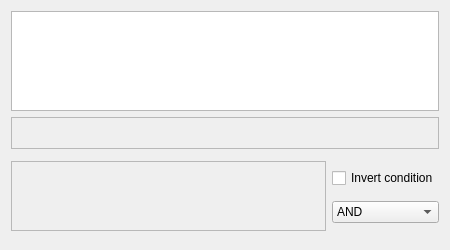
Before: the Qt Designer form src/dialogs/EditFilterDialog.ui in netrunner-debian-kde-extras/amarok, drawn with Qt 5.
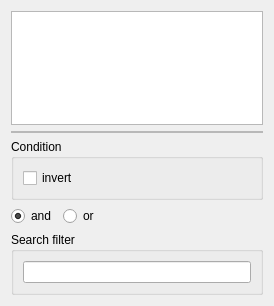
After: the same form once the commit is applied. Custom widgets are drawn as their Qt base class.

Diff of the .ui file:
```diff
--- a/src/dialogs/EditFilterDialog.ui
+++ b/src/dialogs/EditFilterDialog.ui
@@ -6,195 +6,137 @@
    <rect>
     <x>0</x>
     <y>0</y>
-    <width>450</width>
-    <height>250</height>
+    <width>274</width>
+    <height>306</height>
    </rect>
   </property>
-  <property name="sizePolicy">
-   <sizepolicy hsizetype="Preferred" vsizetype="Preferred">
-    <horstretch>0</horstretch>
-    <verstretch>0</verstretch>
-   </sizepolicy>
-  </property>
-  <property name="minimumSize">
-   <size>
-    <width>450</width>
-    <height>250</height>
-   </size>
-  </property>
-  <property name="baseSize">
-   <size>
-    <width>625</width>
-    <height>500</height>
-   </size>
-  </property>
-  <layout class="QVBoxLayout" name="verticalLayout_2">
+  <layout class="QVBoxLayout" name="verticalLayout_2" stretch="1,0,0,0,0">
    <item>
     <widget class="TokenPool" name="tpTokenPool">
      <property name="sizePolicy">
-      <sizepolicy hsizetype="Expanding" vsizetype="Maximum">
+      <sizepolicy hsizetype="Expanding" vsizetype="Preferred">
        <horstretch>0</horstretch>
        <verstretch>0</verstretch>
       </sizepolicy>
      </property>
-     <property name="minimumSize">
-      <size>
-       <width>0</width>
-       <height>90</height>
-      </size>
-     </property>
-     <property name="maximumSize">
-      <size>
-       <width>16777215</width>
-       <height>100</height>
-      </size>
-     </property>
-     <property name="dragDropMode">
-      <enum>QAbstractItemView::NoDragDrop</enum>
-     </property>
-     <property name="iconSize">
-      <size>
-       <width>48</width>
-       <height>48</height>
-      </size>
-     </property>
-     <property name="textElideMode">
-      <enum>Qt::ElideNone</enum>
-     </property>
-     <property name="movement">
-      <enum>QListView::Static</enum>
-     </property>
-     <property name="isWrapping" stdset="0">
-      <bool>false</bool>
-     </property>
-     <property name="layoutMode">
-      <enum>QListView::Batched</enum>
-     </property>
-     <property name="viewMode">
-      <enum>QListView::IconMode</enum>
-     </property>
-     <property name="mimeType" stdset="0">
-      <string notr="true">application/x-amarok-tag-token</string>
-     </property>
     </widget>
    </item>
    <item>
     <widget class="QFrame" name="dtTokens">
-     <property name="sizePolicy">
-      <sizepolicy hsizetype="Preferred" vsizetype="Fixed">
-       <horstretch>0</horstretch>
-       <verstretch>0</verstretch>
-      </sizepolicy>
-     </property>
-     <property name="minimumSize">
-      <size>
-       <width>0</width>
-       <height>32</height>
-      </size>
-     </property>
      <property name="frameShape">
       <enum>QFrame::StyledPanel</enum>
      </property>
-     <property name="frameShadow">
-      <enum>QFrame::Sunken</enum>
-     </property>
+     <layout class="QVBoxLayout" name="verticalLayout_3">
+      <property name="spacing">
+       <number>0</number>
+      </property>
+      <property name="margin">
+       <number>0</number>
+      </property>
+      <item>
+       <widget class="TokenDropTarget" name="dropTarget" native="true">
+        <property name="sizePolicy">
+         <sizepolicy hsizetype="Preferred" vsizetype="Minimum">
+          <horstretch>0</horstretch>
+          <verstretch>0</verstretch>
+         </sizepolicy>
+        </property>
+        <property name="focusPolicy">
+         <enum>Qt::StrongFocus</enum>
+        </property>
+       </widget>
+      </item>
+     </layout>
     </widget>
    </item>
    <item>
-    <widget class="MetaQueryWidget" name="mqwAttributeEditor" native="true">
-     <property name="sizePolicy">
-      <sizepolicy hsizetype="Preferred" vsizetype="Preferred">
-       <horstretch>0</horstretch>
-       <verstretch>0</verstretch>
-      </sizepolicy>
+    <widget class="QGroupBox" name="groupBox_2">
+     <property name="title">
+      <string>Condition</string>
      </property>
-     <property name="hideFieldSelector" stdset="0">
-      <bool>true</bool>
-     </property>
+     <layout class="QHBoxLayout" name="horizontalLayout" stretch="0,1">
+      <item>
+       <widget class="QCheckBox" name="cbInvert">
+        <property name="sizePolicy">
+         <sizepolicy hsizetype="Minimum" vsizetype="Fixed">
+          <horstretch>0</horstretch>
+          <verstretch>0</verstretch>
+         </sizepolicy>
+        </property>
+        <property name="text">
+         <string>invert</string>
+        </property>
+       </widget>
+      </item>
+      <item>
+       <widget class="MetaQueryWidget" name="mqwAttributeEditor" native="true">
+        <property name="sizePolicy">
+         <sizepolicy hsizetype="Preferred" vsizetype="Minimum">
+          <horstretch>0</horstretch>
+          <verstretch>0</verstretch>
+         </sizepolicy>
+        </property>
+        <property name="focusPolicy">
+         <enum>Qt::StrongFocus</enum>
+        </property>
+        <property name="hideFieldSelector" stdset="0">
+         <bool>true</bool>
+        </property>
+       </widget>
+      </item>
+     </layout>
     </widget>
    </item>
    <item>
-    <layout class="QHBoxLayout" name="horizontalLayout">
-     <item>
-      <widget class="QScrollArea" name="scrollArea">
-       <property name="widgetResizable">
-        <bool>true</bool>
-       </property>
-       <widget class="QWidget" name="scrollAreaWidgetContents">
-        <property name="geometry">
-         <rect>
-          <x>0</x>
-          <y>0</y>
-          <width>306</width>
-          <height>58</height>
-         </rect>
+    <widget class="QWidget" name="widget" native="true">
+     <layout class="QHBoxLayout" name="horizontalLayout_2">
+      <property name="margin">
+       <number>0</number>
+      </property>
+      <item>
+       <widget class="QRadioButton" name="rbAnd">
+        <property name="text">
+         <string>and</string>
         </property>
-        <layout class="QHBoxLayout" name="horizontalLayout_2">
-         <item>
-          <widget class="QLabel" name="label">
-           <property name="sizePolicy">
-            <sizepolicy hsizetype="Expanding" vsizetype="Preferred">
-             <horstretch>0</horstretch>
-             <verstretch>0</verstretch>
-            </sizepolicy>
-           </property>
-           <property name="minimumSize">
-            <size>
-             <width>0</width>
-             <height>30</height>
-            </size>
-           </property>
-           <property name="text">
-            <string/>
-           </property>
-          </widget>
-         </item>
-        </layout>
+        <property name="checked">
+         <bool>true</bool>
+        </property>
        </widget>
-      </widget>
-     </item>
-     <item>
-      <layout class="QVBoxLayout" name="verticalLayout">
-       <property name="sizeConstraint">
-        <enum>QLayout::SetMinimumSize</enum>
-       </property>
-       <item>
-        <widget class="QCheckBox" name="cbInvert">
-         <property name="text">
-          <string>Invert condition</string>
-         </property>
-        </widget>
-       </item>
-       <item>
-        <widget class="QComboBox" name="cbAndOr">
-         <item>
-          <property name="text">
-           <string>AND</string>
-          </property>
-         </item>
-         <item>
-          <property name="text">
-           <string>OR</string>
-          </property>
-         </item>
-        </widget>
-       </item>
-      </layout>
-     </item>
-    </layout>
+      </item>
+      <item>
+       <widget class="QRadioButton" name="rbOr">
+        <property name="text">
+         <string>or</string>
+        </property>
+       </widget>
+      </item>
+      <item>
+       <spacer name="horizontalSpacer">
+        <property name="orientation">
+         <enum>Qt::Horizontal</enum>
+        </property>
+        <property name="sizeHint" stdset="0">
+         <size>
+          <width>40</width>
+          <height>20</height>
+         </size>
+        </property>
+       </spacer>
+      </item>
+     </layout>
+    </widget>
    </item>
    <item>
-    <spacer name="verticalSpacer">
-     <property name="orientation">
-      <enum>Qt::Vertical</enum>
+    <widget class="QGroupBox" name="groupBox">
+     <property name="title">
+      <string>Search filter</string>
      </property>
-     <property name="sizeHint" stdset="0">
-      <size>
-       <width>20</width>
-       <height>5</height>
-      </size>
-     </property>
-    </spacer>
+     <layout class="QVBoxLayout" name="verticalLayout">
+      <item>
+       <widget class="QLineEdit" name="searchEdit"/>
+      </item>
+     </layout>
+    </widget>
    </item>
   </layout>
  </widget>
@@ -204,6 +146,11 @@
    <extends>QListWidget</extends>
    <header location="global">widgets/TokenPool.h</header>
   </customwidget>
+  <customwidget>
+   <class>TokenDropTarget</class>
+   <extends>QWidget</extends>
+   <header location="global">widgets/TokenDropTarget.h</header>
+  </customwidget>
   <customwidget>
    <class>MetaQueryWidget</class>
    <extends>QWidget</extends>
```
Left out of the diff: 4 changed lines with no effect on the pictures.
